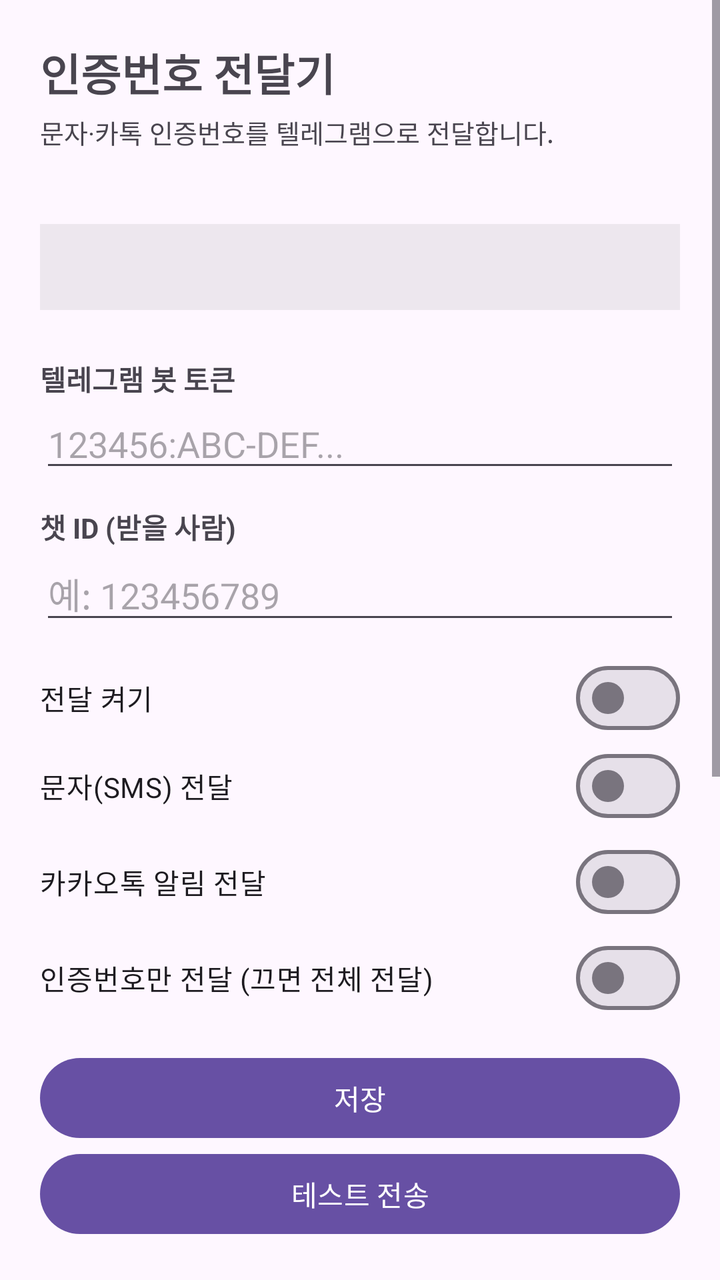
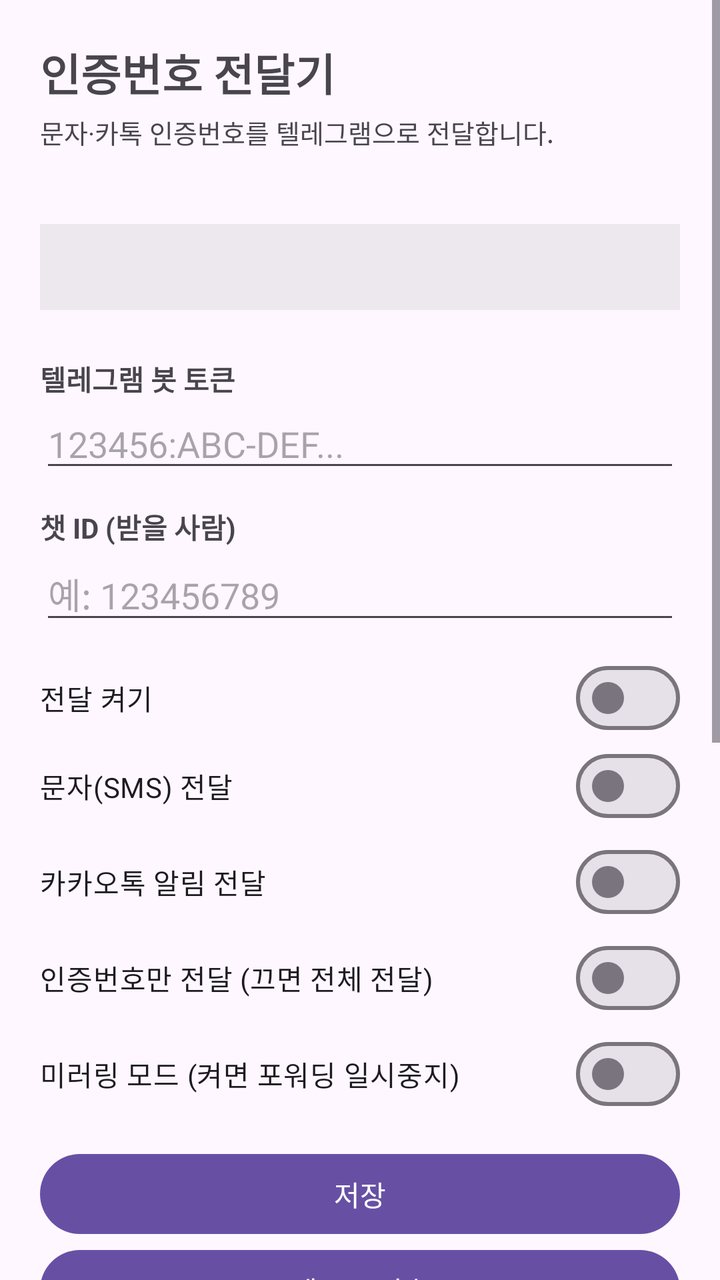

Two renders of the same Android screen: before a commit and after it. Below are the layout's source before the change and the commit's diff.
<!-- AndroidManifest.xml: application theme Theme.OtpForwarder -->
<!-- res/layout/activity_main.xml -->
<?xml version="1.0" encoding="utf-8"?>
<ScrollView xmlns:android="http://schemas.android.com/apk/res/android"
    android:layout_width="match_parent"
    android:layout_height="match_parent"
    android:fillViewport="true">

    <LinearLayout
        android:layout_width="match_parent"
        android:layout_height="wrap_content"
        android:orientation="vertical"
        android:padding="20dp">

        <TextView
            android:layout_width="wrap_content"
            android:layout_height="wrap_content"
            android:text="@string/app_name"
            android:textSize="22sp"
            android:textStyle="bold"
            android:paddingBottom="4dp" />

        <TextView
            android:layout_width="match_parent"
            android:layout_height="wrap_content"
            android:text="문자·카톡 인증번호를 텔레그램으로 전달합니다."
            android:textSize="13sp"
            android:paddingBottom="4dp" />

        <TextView
            android:id="@+id/textVersion"
            android:layout_width="wrap_content"
            android:layout_height="wrap_content"
            android:textSize="12sp"
            android:alpha="0.6"
            android:paddingBottom="16dp" />

        
        <TextView
            android:id="@+id/textStatus"
            android:layout_width="match_parent"
            android:layout_height="wrap_content"
            android:background="#11000000"
            android:padding="12dp"
            android:textSize="14sp"
            android:fontFamily="monospace"
            android:layout_marginBottom="16dp" />

        
        <TextView
            android:layout_width="wrap_content"
            android:layout_height="wrap_content"
            android:text="텔레그램 봇 토큰"
            android:textStyle="bold"
            android:paddingTop="8dp" />

        <EditText
            android:id="@+id/editToken"
            android:layout_width="match_parent"
            android:layout_height="wrap_content"
            android:hint="123456:ABC-DEF..."
            android:inputType="text"
            android:autofillHints="" />

        <TextView
            android:layout_width="wrap_content"
            android:layout_height="wrap_content"
            android:text="챗 ID (받을 사람)"
            android:textStyle="bold"
            android:paddingTop="12dp" />

        <EditText
            android:id="@+id/editChatId"
            android:layout_width="match_parent"
            android:layout_height="wrap_content"
            android:hint="예: 123456789"
            android:inputType="text"
            android:autofillHints="" />

        
        <com.google.android.material.materialswitch.MaterialSwitch
            android:id="@+id/switchEnabled"
            android:layout_width="match_parent"
            android:layout_height="wrap_content"
            android:text="전달 켜기"
            android:paddingTop="16dp" />

        <com.google.android.material.materialswitch.MaterialSwitch
            android:id="@+id/switchSms"
            android:layout_width="match_parent"
            android:layout_height="wrap_content"
            android:text="문자(SMS) 전달"
            android:paddingTop="8dp" />

        <com.google.android.material.materialswitch.MaterialSwitch
            android:id="@+id/switchKakao"
            android:layout_width="match_parent"
            android:layout_height="wrap_content"
            android:text="카카오톡 알림 전달"
            android:paddingTop="8dp" />

        <com.google.android.material.materialswitch.MaterialSwitch
            android:id="@+id/switchOtpOnly"
            android:layout_width="match_parent"
            android:layout_height="wrap_content"
            android:text="인증번호만 전달 (끄면 전체 전달)"
            android:paddingTop="8dp" />

        <Button
            android:id="@+id/btnSave"
            android:layout_width="match_parent"
            android:layout_height="wrap_content"
            android:text="저장"
            android:layout_marginTop="16dp" />

        <Button
            android:id="@+id/btnTest"
            android:layout_width="match_parent"
            android:layout_height="wrap_content"
            android:text="테스트 전송" />

        
        <TextView
            android:layout_width="wrap_content"
            android:layout_height="wrap_content"
            android:text="권한 설정"
            android:textStyle="bold"
            android:paddingTop="20dp"
            android:paddingBottom="4dp" />

        <Button
            android:id="@+id/btnPermSms"
            android:layout_width="match_parent"
            android:layout_height="wrap_content"
            android:text="1) 문자 수신 권한 허용" />

        <Button
            android:id="@+id/btnPermNoti"
            android:layout_width="match_parent"
            android:layout_height="wrap_content"
            android:text="2) 알림 접근 허용 (카톡)" />

        <Button
            android:id="@+id/btnPermBattery"
            android:layout_width="match_parent"
            android:layout_height="wrap_content"
            android:text="3) 배터리 최적화 제외" />

        <Button
            android:id="@+id/btnUpdate"
            android:layout_width="match_parent"
            android:layout_height="wrap_content"
            android:text="업데이트 확인"
            android:layout_marginTop="12dp" />

        
        <TextView
            android:layout_width="wrap_content"
            android:layout_height="wrap_content"
            android:text="최근 활동"
            android:textStyle="bold"
            android:paddingTop="20dp"
            android:paddingBottom="4dp" />

        <TextView
            android:id="@+id/textLog"
            android:layout_width="match_parent"
            android:layout_height="wrap_content"
            android:background="#11000000"
            android:padding="12dp"
            android:textSize="12sp"
            android:fontFamily="monospace" />

        <Button
            android:id="@+id/btnClearLog"
            android:layout_width="wrap_content"
            android:layout_height="wrap_content"
            android:text="로그 지우기"
            android:layout_marginTop="8dp"
            android:layout_marginBottom="24dp" />

    </LinearLayout>
</ScrollView>
<!-- resources referenced by this layout -->
<resources>
  <string name="app_name">인증번호 전달기</string>
  <style name="Theme.OtpForwarder" parent="Theme.Material3.DayNight.NoActionBar" />
</resources>

<!-- the commit's change to res/layout/activity_main.xml (unified diff, before → after) -->
@@ -104,6 +104,13 @@
             android:text="인증번호만 전달 (끄면 전체 전달)"
             android:paddingTop="8dp" />
 
+        <com.google.android.material.materialswitch.MaterialSwitch
+            android:id="@+id/switchMirror"
+            android:layout_width="match_parent"
+            android:layout_height="wrap_content"
+            android:text="미러링 모드 (켜면 포워딩 일시중지)"
+            android:paddingTop="8dp" />
+
         <Button
             android:id="@+id/btnSave"
             android:layout_width="match_parent"
